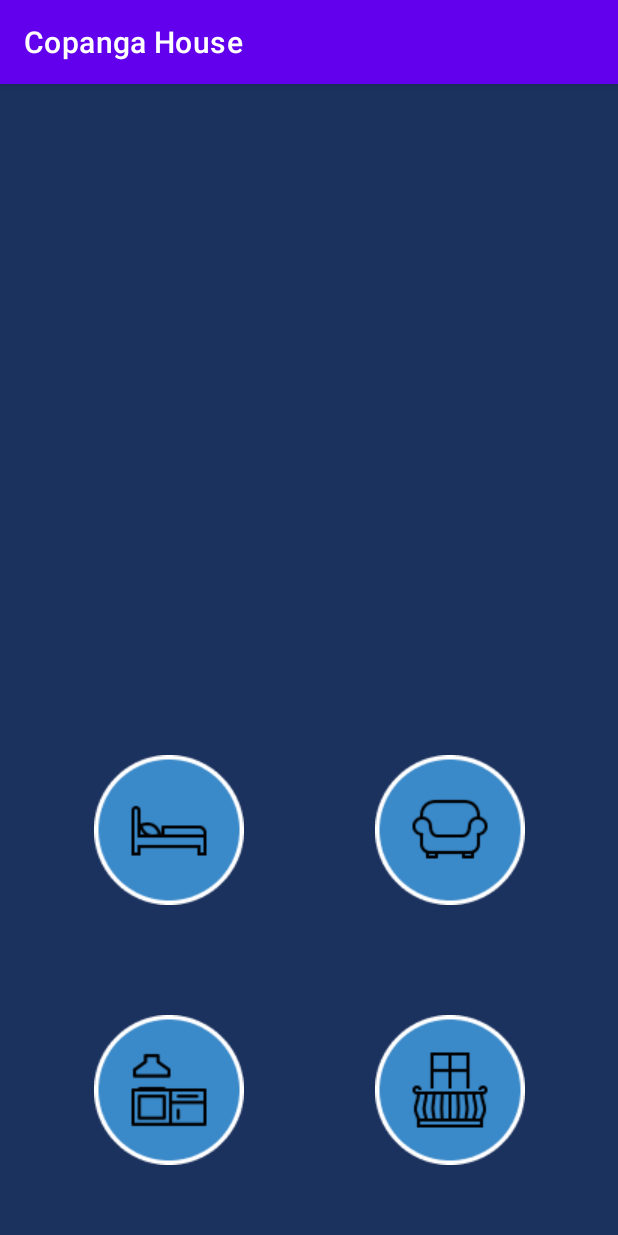
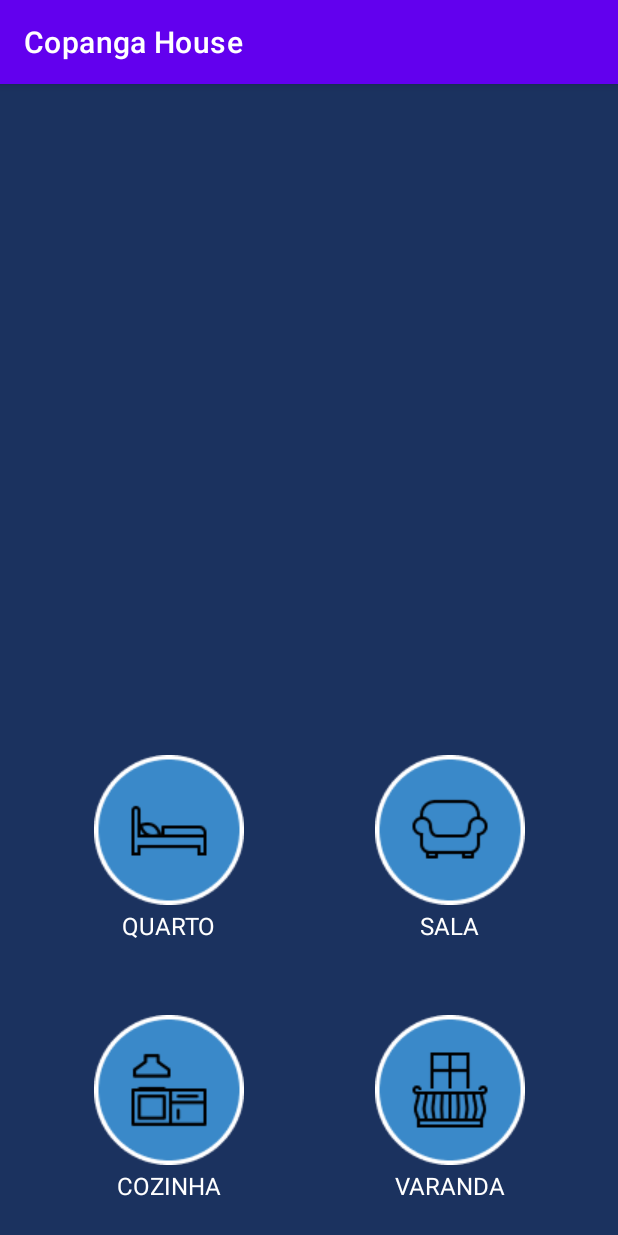
Before and after one commit to PedroFnseca/Copanga-House, an Android app: the screen it shows after launch (MainActivity), on a phone screen of 412 x 824 dp. Run offline under Robolectric (Android 15) with nearby library versions, the phone set to English and light mode, and no system bars.

Commit message:
Adicionando labels

```diff
--- a/app/src/main/res/layout/activity_main.xml
+++ b/app/src/main/res/layout/activity_main.xml
@@ -6,6 +6,58 @@
     android:layout_height="match_parent"
     android:background="#1B325F"
     tools:context=".MainActivity">
+
+    <TextView
+        android:id="@+id/textView4"
+        android:layout_width="wrap_content"
+        android:layout_height="wrap_content"
+        android:text="COZINHA"
+        android:textColor="#ffff"
+        android:textSize="16sp"
+        app:layout_constraintBottom_toBottomOf="@+id/imageButton3"
+        app:layout_constraintEnd_toEndOf="@+id/imageButton3"
+        app:layout_constraintStart_toStartOf="@+id/imageButton3"
+        app:layout_constraintTop_toTopOf="@+id/imageButton3"
+        app:layout_constraintVertical_bias="1.0" />
+
+    <TextView
+        android:id="@+id/textView3"
+        android:layout_width="wrap_content"
+        android:layout_height="wrap_content"
+        android:text="SALA"
+        android:textColor="#ffff"
+        android:textSize="16sp"
+        app:layout_constraintBottom_toBottomOf="@+id/imageButton2"
+        app:layout_constraintEnd_toEndOf="@+id/imageButton2"
+        app:layout_constraintStart_toStartOf="@+id/imageButton2"
+        app:layout_constraintTop_toTopOf="@+id/imageButton2"
+        app:layout_constraintVertical_bias="1.0" />
+
+    <TextView
+        android:id="@+id/textView2"
+        android:layout_width="wrap_content"
+        android:layout_height="wrap_content"
+        android:text="VARANDA"
+        android:textColor="#ffff"
+        android:textSize="16sp"
+        app:layout_constraintBottom_toBottomOf="@+id/imageButton4"
+        app:layout_constraintEnd_toEndOf="@+id/imageButton4"
+        app:layout_constraintStart_toStartOf="@+id/imageButton4"
+        app:layout_constraintTop_toTopOf="@+id/imageButton4"
+        app:layout_constraintVertical_bias="1.0" />
+
+    <TextView
+        android:id="@+id/textView"
+        android:layout_width="wrap_content"
+        android:layout_height="wrap_content"
+        android:text="QUARTO"
+        android:textColor="#ffff"
+        android:textSize="16sp"
+        app:layout_constraintBottom_toBottomOf="@+id/imageButton"
+        app:layout_constraintEnd_toEndOf="@+id/imageButton"
+        app:layout_constraintStart_toStartOf="@+id/imageButton"
+        app:layout_constraintTop_toTopOf="@+id/imageButton"
+        app:layout_constraintVertical_bias="1.0" />
 
     <ImageButton
         android:id="@+id/imageButton"
```
